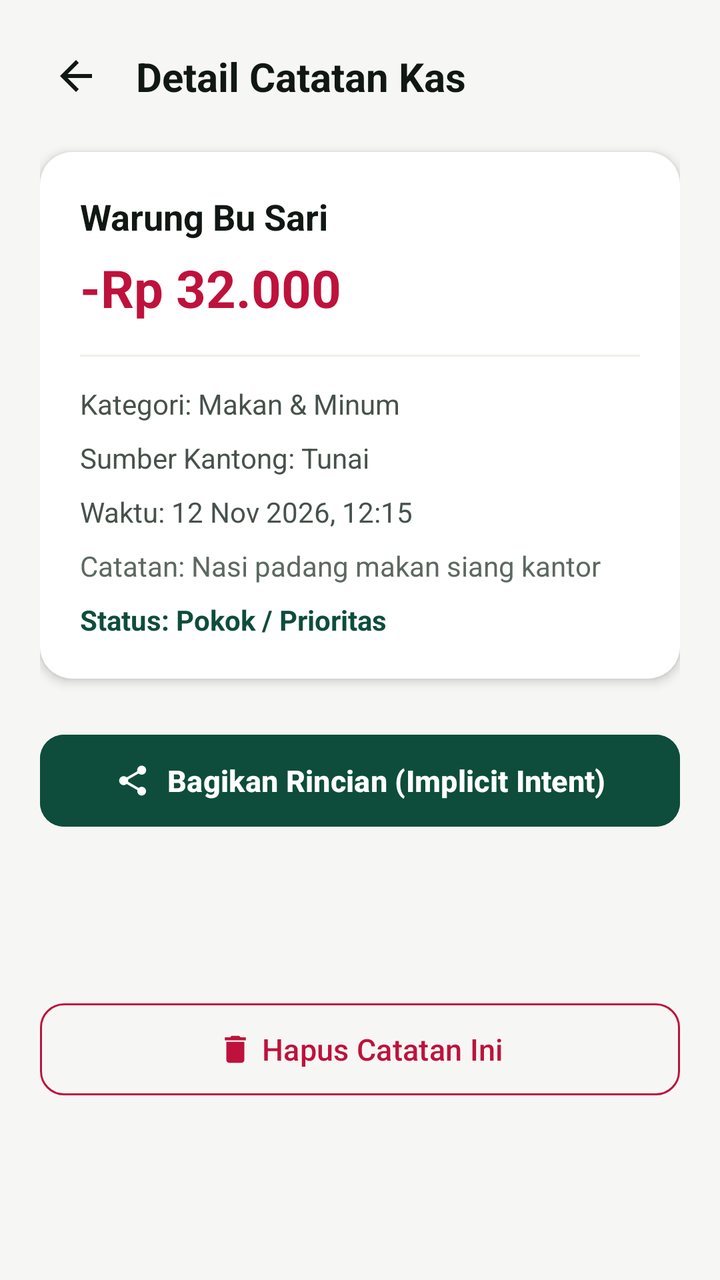
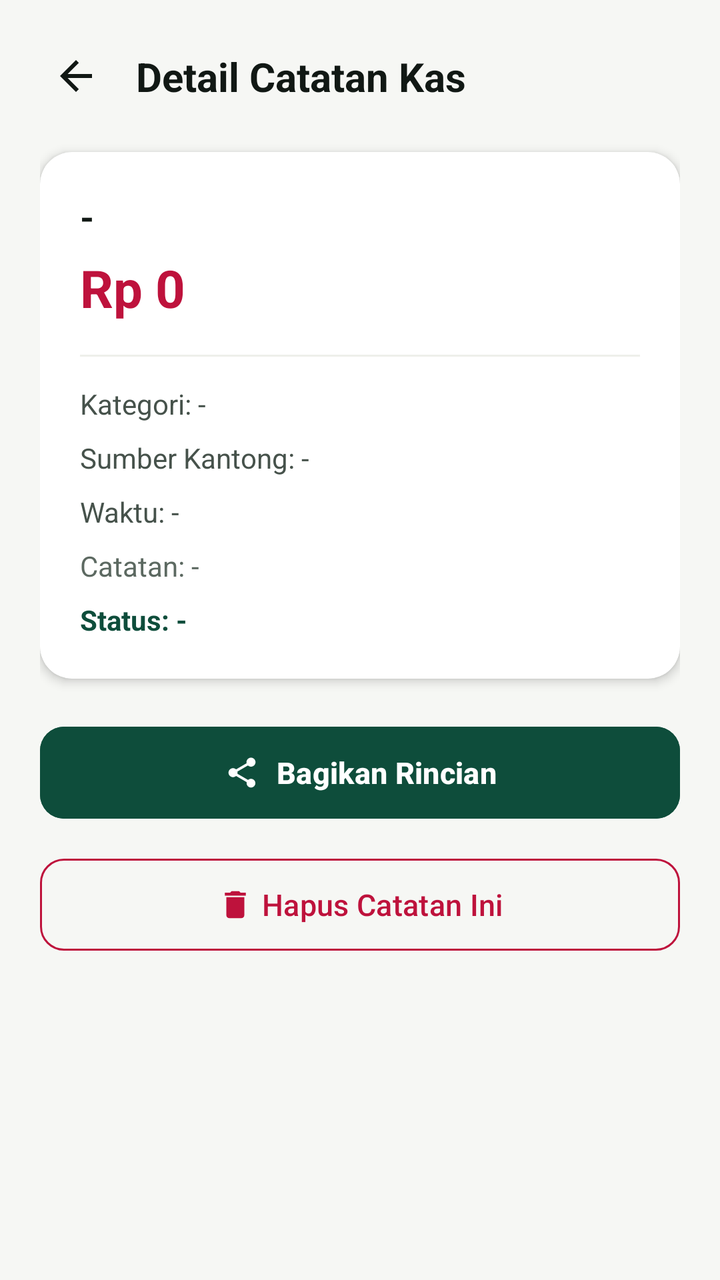

An Android layout rendered at two revisions. The XML below is the earlier revision; the diff shows what the commit changed to produce the second picture.
<!-- AndroidManifest.xml: application theme Theme.SakuKu -->
<!-- res/layout/activity_detail_transaksi.xml -->
<?xml version="1.0" encoding="utf-8"?>
<ScrollView xmlns:android="http://schemas.android.com/apk/res/android"
    xmlns:app="http://schemas.android.com/apk/res-auto"
    xmlns:tools="http://schemas.android.com/tools"
    android:layout_width="match_parent"
    android:layout_height="match_parent"
    android:background="@color/canvas_stone"
    android:fillViewport="true">

    <androidx.constraintlayout.widget.ConstraintLayout
        android:layout_width="match_parent"
        android:layout_height="wrap_content"
        android:padding="20dp"
        android:paddingBottom="48dp">

        
        <ImageView
            android:id="@+id/btnBackDetail"
            android:layout_width="36dp"
            android:layout_height="36dp"
            android:background="?attr/selectableItemBackgroundBorderless"
            android:padding="6dp"
            android:src="@drawable/baseline_arrow_back_24"
            app:layout_constraintStart_toStartOf="parent"
            app:layout_constraintTop_toTopOf="parent"
            app:tint="@color/text_primary" />

        
        <TextView
            android:id="@+id/txtHeaderDetail"
            android:layout_width="0dp"
            android:layout_height="wrap_content"
            android:layout_marginStart="12dp"
            android:text="Detail Catatan Kas"
            android:textColor="@color/text_primary"
            android:textSize="20sp"
            android:textStyle="bold"
            app:layout_constraintBottom_toBottomOf="@+id/btnBackDetail"
            app:layout_constraintEnd_toEndOf="parent"
            app:layout_constraintStart_toEndOf="@+id/btnBackDetail"
            app:layout_constraintTop_toTopOf="@+id/btnBackDetail" />

        
        <androidx.cardview.widget.CardView
            android:id="@+id/cardDetailContent"
            android:layout_width="0dp"
            android:layout_height="wrap_content"
            android:layout_marginTop="20dp"
            app:cardBackgroundColor="@color/surface_white"
            app:cardCornerRadius="16dp"
            app:cardElevation="3dp"
            app:layout_constraintEnd_toEndOf="parent"
            app:layout_constraintStart_toStartOf="parent"
            app:layout_constraintTop_toBottomOf="@+id/btnBackDetail">

            <androidx.constraintlayout.widget.ConstraintLayout
                android:layout_width="match_parent"
                android:layout_height="wrap_content"
                android:padding="20dp">

                
                <TextView
                    android:id="@+id/txtDetailJudul"
                    android:layout_width="0dp"
                    android:layout_height="wrap_content"
                    android:text="Warung Bu Sari"
                    android:textColor="@color/text_primary"
                    android:textSize="18sp"
                    android:textStyle="bold"
                    app:layout_constraintEnd_toEndOf="parent"
                    app:layout_constraintStart_toStartOf="parent"
                    app:layout_constraintTop_toTopOf="parent" />

                
                <TextView
                    android:id="@+id/txtDetailNominal"
                    android:layout_width="wrap_content"
                    android:layout_height="wrap_content"
                    android:layout_marginTop="6dp"
                    android:text="-Rp 32.000"
                    android:textColor="@color/expense_rose"
                    android:textSize="26sp"
                    android:textStyle="bold"
                    app:layout_constraintStart_toStartOf="parent"
                    app:layout_constraintTop_toBottomOf="@+id/txtDetailJudul" />

                <View
                    android:id="@+id/dividerDetailCard"
                    android:layout_width="0dp"
                    android:layout_height="1dp"
                    android:layout_marginTop="16dp"
                    android:background="@color/surface_muted"
                    app:layout_constraintEnd_toEndOf="parent"
                    app:layout_constraintStart_toStartOf="parent"
                    app:layout_constraintTop_toBottomOf="@+id/txtDetailNominal" />

                
                <TextView
                    android:id="@+id/txtDetailKategori"
                    android:layout_width="0dp"
                    android:layout_height="wrap_content"
                    android:layout_marginTop="14dp"
                    android:text="Kategori: Makan &amp; Minum"
                    android:textColor="@color/text_secondary"
                    android:textSize="14sp"
                    app:layout_constraintEnd_toEndOf="parent"
                    app:layout_constraintStart_toStartOf="parent"
                    app:layout_constraintTop_toBottomOf="@+id/dividerDetailCard" />

                
                <TextView
                    android:id="@+id/txtDetailKantong"
                    android:layout_width="0dp"
                    android:layout_height="wrap_content"
                    android:layout_marginTop="8dp"
                    android:text="Sumber Kantong: Tunai"
                    android:textColor="@color/text_secondary"
                    android:textSize="14sp"
                    app:layout_constraintEnd_toEndOf="parent"
                    app:layout_constraintStart_toStartOf="parent"
                    app:layout_constraintTop_toBottomOf="@+id/txtDetailKategori" />

                
                <TextView
                    android:id="@+id/txtDetailTanggal"
                    android:layout_width="0dp"
                    android:layout_height="wrap_content"
                    android:layout_marginTop="8dp"
                    android:text="Waktu: 12 Nov 2026, 12:15"
                    android:textColor="@color/text_secondary"
                    android:textSize="14sp"
                    app:layout_constraintEnd_toEndOf="parent"
                    app:layout_constraintStart_toStartOf="parent"
                    app:layout_constraintTop_toBottomOf="@+id/txtDetailKantong" />

                
                <TextView
                    android:id="@+id/txtDetailCatatan"
                    android:layout_width="0dp"
                    android:layout_height="wrap_content"
                    android:layout_marginTop="8dp"
                    android:text="Catatan: Nasi padang makan siang kantor"
                    android:textColor="@color/text_muted"
                    android:textSize="14sp"
                    app:layout_constraintEnd_toEndOf="parent"
                    app:layout_constraintStart_toStartOf="parent"
                    app:layout_constraintTop_toBottomOf="@+id/txtDetailTanggal" />

                
                <TextView
                    android:id="@+id/txtDetailPrioritas"
                    android:layout_width="0dp"
                    android:layout_height="wrap_content"
                    android:layout_marginTop="8dp"
                    android:text="Status: Pokok / Prioritas"
                    android:textColor="@color/pine_primary"
                    android:textSize="14sp"
                    android:textStyle="bold"
                    app:layout_constraintBottom_toBottomOf="parent"
                    app:layout_constraintEnd_toEndOf="parent"
                    app:layout_constraintStart_toStartOf="parent"
                    app:layout_constraintTop_toBottomOf="@+id/txtDetailCatatan" />

            </androidx.constraintlayout.widget.ConstraintLayout>
        </androidx.cardview.widget.CardView>

        
        <Button
            android:id="@+id/btnBagikan"
            android:layout_width="0dp"
            android:layout_height="54dp"
            android:layout_marginTop="24dp"
            android:backgroundTint="@color/pine_primary"
            android:text="Bagikan Rincian (Implicit Intent)"
            android:textColor="@color/surface_white"
            android:textSize="15sp"
            android:textStyle="bold"
            app:cornerRadius="12dp"
            app:icon="@drawable/baseline_share_24"
            app:iconGravity="textStart"
            app:iconTint="@color/surface_white"
            app:layout_constraintEnd_toEndOf="parent"
            app:layout_constraintStart_toStartOf="parent"
            app:layout_constraintTop_toBottomOf="@+id/cardDetailContent" />

        
        <Button
            android:id="@+id/btnHapus"
            style="@style/Widget.Material3.Button.OutlinedButton"
            android:layout_width="0dp"
            android:layout_height="54dp"
            android:layout_marginTop="12dp"
            android:text="Hapus Catatan Ini"
            android:textColor="@color/expense_rose"
            android:textSize="15sp"
            app:cornerRadius="12dp"
            app:icon="@drawable/baseline_delete_24"
            app:iconGravity="textStart"
            app:iconTint="@color/expense_rose"
            app:layout_constraintBottom_toBottomOf="parent"
            app:layout_constraintEnd_toEndOf="parent"
            app:layout_constraintStart_toStartOf="parent"
            app:layout_constraintTop_toBottomOf="@+id/btnBagikan"
            app:strokeColor="@color/expense_rose" />

    </androidx.constraintlayout.widget.ConstraintLayout>
</ScrollView>
<!-- resources referenced by this layout -->
<resources>
  <color name="canvas_stone">#F6F7F4</color>
  <color name="expense_rose">#BE123C</color>
  <color name="pine_primary">#0E4D3B</color>
  <color name="surface_muted">#EEEFEA</color>
  <color name="surface_white">#FFFFFF</color>
  <color name="text_muted">#5C6961</color>
  <color name="text_primary">#111814</color>
  <color name="text_secondary">#46524B</color>
  <!-- drawable baseline_arrow_back_24 (drawable) -->
  <vector xmlns:android="http://schemas.android.com/apk/res/android"
      android:width="24dp"
      android:height="24dp"
      android:viewportWidth="24"
      android:viewportHeight="24">
    <path
        android:fillColor="@android:color/white"
        android:pathData="M20,11H7.83l5.59,-5.59L12,4l-8,8 8,8 1.41,-1.41L7.83,13H20v-2z"/>
  </vector>
  <!-- drawable baseline_delete_24 (drawable) -->
  <vector xmlns:android="http://schemas.android.com/apk/res/android"
      android:width="24dp"
      android:height="24dp"
      android:viewportWidth="24"
      android:viewportHeight="24">
    <path
        android:fillColor="@android:color/white"
        android:pathData="M6,19c0,1.1 0.9,2 2,2h8c1.1,0 2,-0.9 2,-2V7H6v12zM19,4h-3.5l-1,-1h-5l-1,1H5v2h14V4z"/>
  </vector>
  <style name="Theme.SakuKu" parent="Base.Theme.SakuKu" />
  <style name="Base.Theme.SakuKu" parent="Theme.Material3.Light.NoActionBar">
          
          <item name="colorPrimary">@color/pine_primary</item>
          <item name="colorOnPrimary">@color/white</item>
          <item name="colorPrimaryContainer">@color/pine_subtle</item>
          <item name="colorOnPrimaryContainer">@color/pine_primary</item>
  
          <item name="colorSecondary">@color/lime_accent</item>
          <item name="colorOnSecondary">@color/pine_deep</item>
          <item name="colorSecondaryContainer">@android:color/transparent</item>
          <item name="colorOnSecondaryContainer">@color/pine_primary</item>
  
          <item name="colorSurface">@color/white</item>
          <item name="colorOnSurface">@color/text_primary</item>
  
          
          <item name="android:statusBarColor">@color/pine_primary</item>
          <item name="android:windowLightStatusBar">false</item>
          <item name="android:windowBackground">@color/canvas_stone</item>
  
          
          <item name="bottomNavigationStyle">@style/Widget.SakuKu.BottomNavigationView</item>
      </style>
  <color name="white">#FFFFFFFF</color>
  <color name="pine_subtle">#E6F2EE</color>
  <color name="lime_accent">#B8F255</color>
  <color name="pine_deep">#0A382B</color>
  <style name="Widget.SakuKu.BottomNavigationView" parent="Widget.Material3.BottomNavigationView">
          <item name="shapeAppearance">@style/ShapeAppearance.SakuKu.BottomNav</item>
      </style>
  <style name="ShapeAppearance.SakuKu.BottomNav" parent="">
          <item name="cornerSizeTopLeft">20dp</item>
          <item name="cornerSizeTopRight">20dp</item>
          <item name="cornerSizeBottomLeft">0dp</item>
          <item name="cornerSizeBottomRight">0dp</item>
      </style>
  <!-- unchanged entries left out for length: 1 -->
</resources>

<!-- the commit's change to res/layout/activity_detail_transaksi.xml (unified diff, before → after) -->
@@ -63,7 +63,7 @@
                     android:id="@+id/txtDetailJudul"
                     android:layout_width="0dp"
                     android:layout_height="wrap_content"
-                    android:text="Warung Bu Sari"
+                    android:text="-"
                     android:textColor="@color/text_primary"
                     android:textSize="18sp"
                     android:textStyle="bold"
@@ -77,7 +77,7 @@
                     android:layout_width="wrap_content"
                     android:layout_height="wrap_content"
                     android:layout_marginTop="6dp"
-                    android:text="-Rp 32.000"
+                    android:text="Rp 0"
                     android:textColor="@color/expense_rose"
                     android:textSize="26sp"
                     android:textStyle="bold"
@@ -100,7 +100,7 @@
                     android:layout_width="0dp"
                     android:layout_height="wrap_content"
                     android:layout_marginTop="14dp"
-                    android:text="Kategori: Makan &amp; Minum"
+                    android:text="Kategori: -"
                     android:textColor="@color/text_secondary"
                     android:textSize="14sp"
                     app:layout_constraintEnd_toEndOf="parent"
@@ -113,7 +113,7 @@
                     android:layout_width="0dp"
                     android:layout_height="wrap_content"
                     android:layout_marginTop="8dp"
-                    android:text="Sumber Kantong: Tunai"
+                    android:text="Sumber Kantong: -"
                     android:textColor="@color/text_secondary"
                     android:textSize="14sp"
                     app:layout_constraintEnd_toEndOf="parent"
@@ -126,7 +126,7 @@
                     android:layout_width="0dp"
                     android:layout_height="wrap_content"
                     android:layout_marginTop="8dp"
-                    android:text="Waktu: 12 Nov 2026, 12:15"
+                    android:text="Waktu: -"
                     android:textColor="@color/text_secondary"
                     android:textSize="14sp"
                     app:layout_constraintEnd_toEndOf="parent"
@@ -139,7 +139,7 @@
                     android:layout_width="0dp"
                     android:layout_height="wrap_content"
                     android:layout_marginTop="8dp"
-                    android:text="Catatan: Nasi padang makan siang kantor"
+                    android:text="Catatan: -"
                     android:textColor="@color/text_muted"
                     android:textSize="14sp"
                     app:layout_constraintEnd_toEndOf="parent"
@@ -152,7 +152,7 @@
                     android:layout_width="0dp"
                     android:layout_height="wrap_content"
                     android:layout_marginTop="8dp"
-                    android:text="Status: Pokok / Prioritas"
+                    android:text="Status: -"
                     android:textColor="@color/pine_primary"
                     android:textSize="14sp"
                     android:textStyle="bold"
@@ -169,9 +169,9 @@
             android:id="@+id/btnBagikan"
             android:layout_width="0dp"
             android:layout_height="54dp"
-            android:layout_marginTop="24dp"
+            android:layout_marginTop="20dp"
             android:backgroundTint="@color/pine_primary"
-            android:text="Bagikan Rincian (Implicit Intent)"
+            android:text="Bagikan Rincian"
             android:textColor="@color/surface_white"
             android:textSize="15sp"
             android:textStyle="bold"
@@ -197,7 +197,6 @@
             app:icon="@drawable/baseline_delete_24"
             app:iconGravity="textStart"
             app:iconTint="@color/expense_rose"
-            app:layout_constraintBottom_toBottomOf="parent"
             app:layout_constraintEnd_toEndOf="parent"
             app:layout_constraintStart_toStartOf="parent"
             app:layout_constraintTop_toBottomOf="@+id/btnBagikan"
<!-- resource entries referenced after the edit -->
@@ -43,6 +43,12 @@
   
           <item name="colorSurface">@color/white</item>
           <item name="colorOnSurface">@color/text_primary</item>
+          <item name="colorSurfaceContainer">@color/surface_white</item>
+          <item name="colorSurfaceContainerLow">@color/canvas_stone</item>
+          <item name="colorSurfaceContainerHigh">@color/surface_white</item>
+          <item name="colorSurfaceContainerHighest">@color/surface_muted</item>
+          <item name="colorControlActivated">@color/pine_primary</item>
+          <item name="colorControlHighlight">@color/pine_subtle</item>
   
           
           <item name="android:statusBarColor">@color/pine_primary</item>
